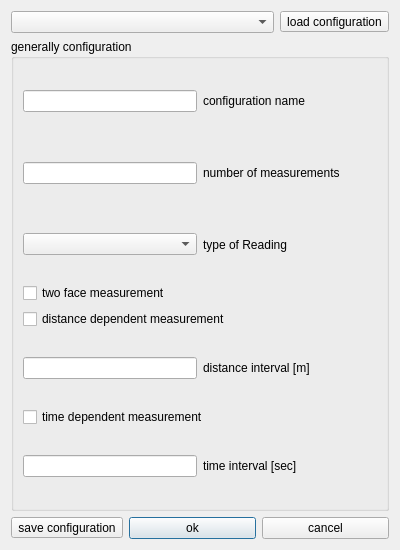
Old version of the form ui/measurementconfigdialog.ui in the repository OpenIndy/OpenIndy.
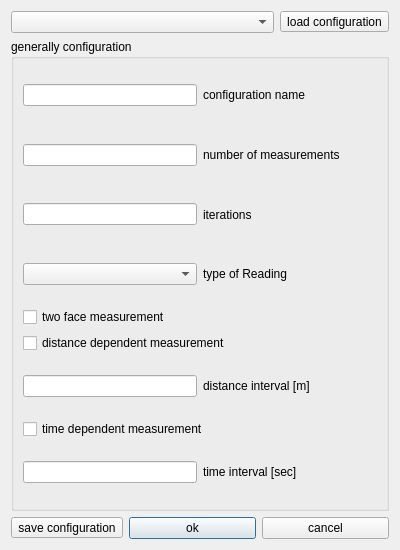
New version of the form.

Commit message: measurement config contains a new integer for iterations now. All sensors in plugins should be checked for the new value in their measure method. #30 added line edit to put in the ip adress manually. #28

Patch:
```diff
--- a/ui/measurementconfigdialog.ui
+++ b/ui/measurementconfigdialog.ui
@@ -13,7 +13,7 @@
   <property name="windowTitle">
    <string>measurement configuration</string>
   </property>
-  <layout class="QVBoxLayout" name="verticalLayout" stretch="1,15,1">
+  <layout class="QVBoxLayout" name="verticalLayout_2" stretch="1,9,1">
    <item>
     <layout class="QHBoxLayout" name="horizontalLayout_2" stretch="1,1">
      <item>
@@ -33,7 +33,7 @@
      <property name="title">
       <string>generally configuration</string>
      </property>
-     <layout class="QVBoxLayout" name="verticalLayout_3">
+     <layout class="QVBoxLayout" name="verticalLayout">
       <item>
        <layout class="QHBoxLayout" name="horizontalLayout" stretch="1,1">
         <item>
@@ -62,6 +62,20 @@
         </item>
        </layout>
       </item>
+      <item>
+       <layout class="QHBoxLayout" name="horizontalLayout_4" stretch="1,1">
+        <item>
+         <widget class="QLineEdit" name="lineEdit_iterations"/>
+        </item>
+        <item>
+         <widget class="QLabel" name="label_iterations">
+          <property name="text">
+           <string>iterations</string>
+          </property>
+         </widget>
+        </item>
+       </layout>
+      </item>
       <item>
        <layout class="QHBoxLayout" name="horizontalLayout_6" stretch="1,1">
         <item>
```
The commit also changes 6 other files.
